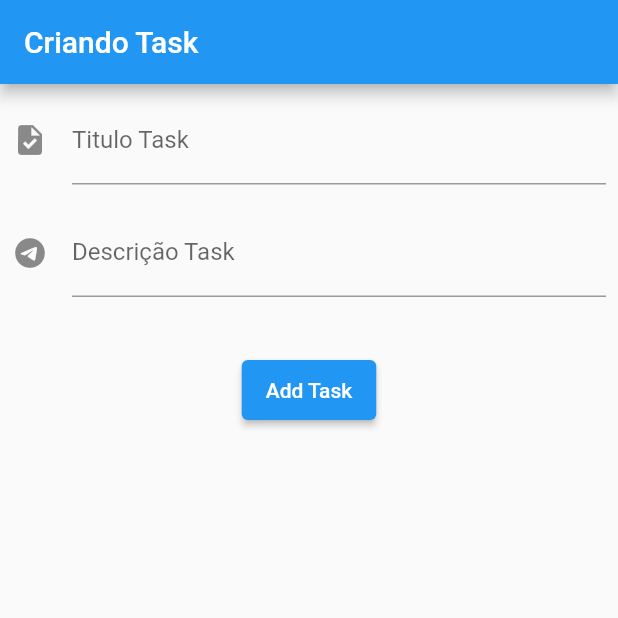
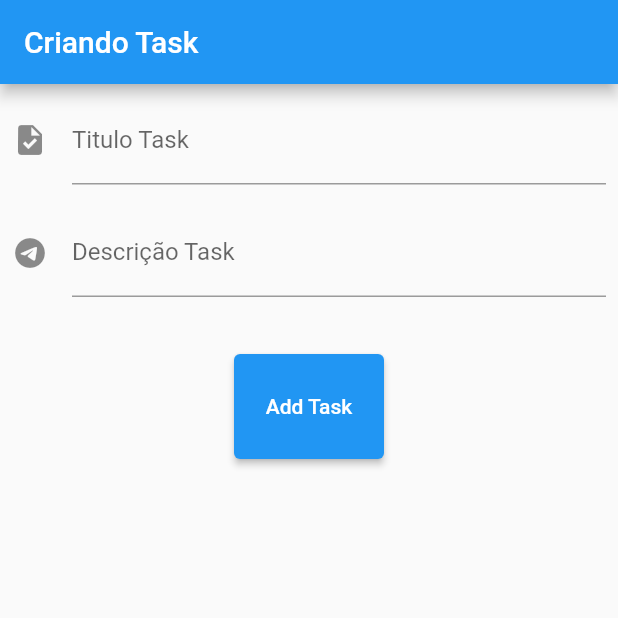
Before and after one commit to WillAPS/crud_flutter, a Flutter app: the screen it shows after launch, on a phone screen of 412 x 824 dp, the top half of it. Run offline on Flutter 3.47's test engine with Material 2 defaults, Android fonts, the phone set to English and light mode, and no system bars.

```diff
--- a/lib/main.dart
+++ b/lib/main.dart
@@ -56,7 +56,7 @@ class FormAddTask extends StatelessWidget {
           onPressed: () {
             print('click button');
           },
-          style: ButtonStyle(minimumSize: MaterialStateProperty.all(Size(60, 40))),
+          style: ButtonStyle(minimumSize: MaterialStateProperty.all(Size(100, 70))),
         ),
       ]),
     );
```
Also changed, not shown: 1 other file.
